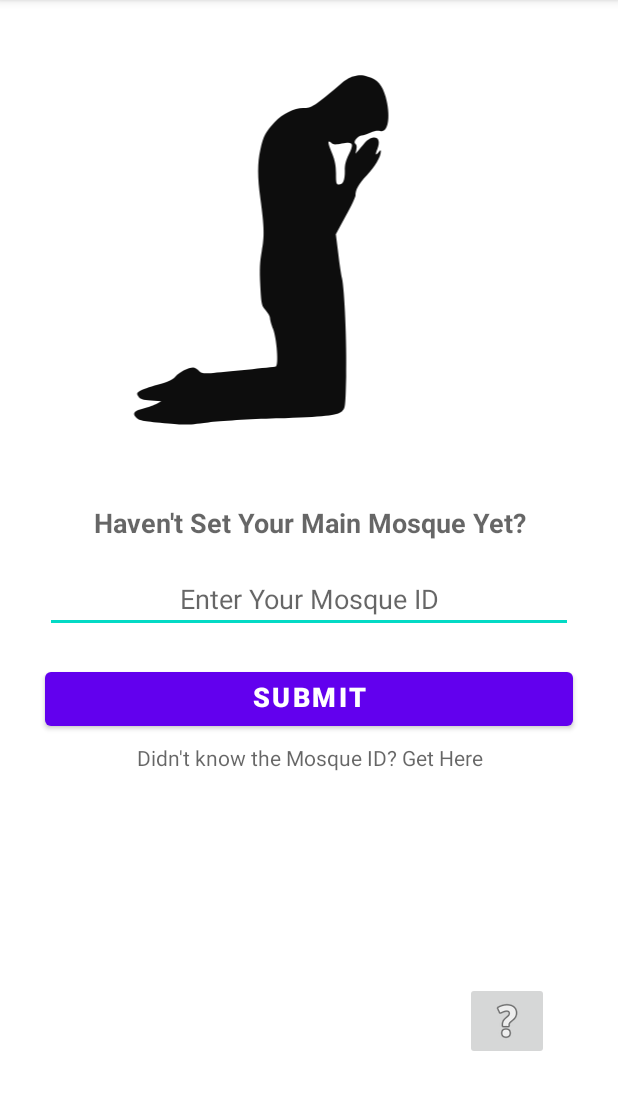
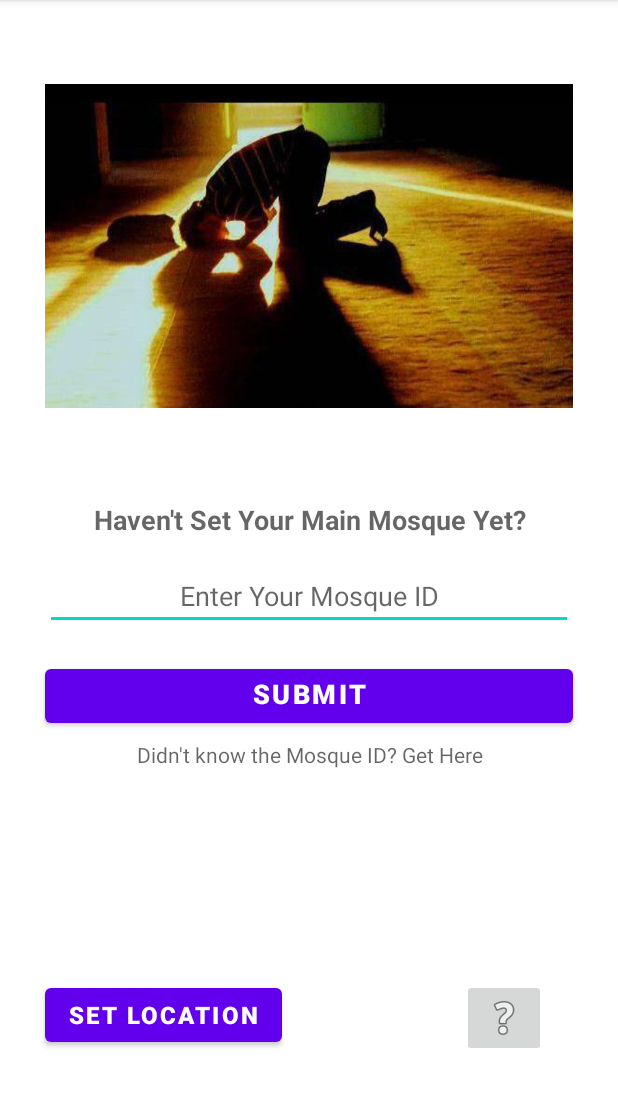
Before and after one commit to Sadam452/CSE_IoTDPTI, an Android app: the screen it shows after launch (MainActivity), on a phone screen of 412 x 824 dp, the part 84-1194 px from its top. Run offline under Robolectric (Android 15) with nearby library versions, the phone set to English and light mode, and no system bars.

Commit message:
Added set mosque location from android application

```diff
--- a/Alwaqt/app/build.gradle
+++ b/Alwaqt/app/build.gradle
@@ -25,6 +25,9 @@ android {
         sourceCompatibility JavaVersion.VERSION_1_8
         targetCompatibility JavaVersion.VERSION_1_8
     }
+    buildFeatures {
+        viewBinding true
+    }
 }
 
 dependencies {
@@ -32,6 +35,8 @@ dependencies {
     implementation 'androidx.appcompat:appcompat:1.4.1'
     implementation 'com.google.android.material:material:1.5.0'
     implementation 'androidx.constraintlayout:constraintlayout:2.1.3'
+    implementation 'androidx.navigation:navigation-fragment:2.4.1'
+    implementation 'androidx.navigation:navigation-ui:2.4.1'
     testImplementation 'junit:junit:4.13.2'
     androidTestImplementation 'androidx.test.ext:junit:1.1.3'
     androidTestImplementation 'androidx.test.espresso:espresso-core:3.4.0'
--- a/Alwaqt/app/src/main/java/com/example/alwaqt/MainActivity.java
+++ b/Alwaqt/app/src/main/java/com/example/alwaqt/MainActivity.java
@@ -18,7 +18,7 @@ import android.widget.Toast;
 
 public class MainActivity extends AppCompatActivity {
     EditText MosqueId;
-    Button btnSubmit;
+    Button btnSubmit,btnSetLoc;
     TextView tvSearchId;
     ImageView ivHelp;
     final int GET_ID=1;
@@ -40,6 +40,7 @@ public class MainActivity extends AppCompatActivity {
         setContentView(R.layout.activity_main);
         MosqueId = findViewById(R.id.MosqueId);
         btnSubmit = findViewById(R.id.btnSubmit);
+        btnSetLoc = findViewById(R.id.btnSetLoc);
         tvSearchId = findViewById(R.id.tvSearchId);
         ivHelp = findViewById(R.id.ivHelp);
 
@@ -58,6 +59,15 @@ public class MainActivity extends AppCompatActivity {
                 Intent intent = new Intent(MainActivity.this,
                         MainActivity2.class);
                 startActivityForResult(intent,GET_ID);
+            }
+        });
+
+        btnSetLoc.setOnClickListener(new View.OnClickListener() {
+            @Override
+            public void onClick(View view) {
+                Intent intent = new Intent(MainActivity.this,
+                        MainActivity3.class);
+                startActivity(intent);
             }
         });
 
--- a/Alwaqt/app/src/main/res/layout/activity_main.xml
+++ b/Alwaqt/app/src/main/res/layout/activity_main.xml
@@ -9,13 +9,13 @@
 
 
     <ImageView
-        android:id="@+id/ivPrayer"
+        android:id="@+id/iv"
         android:layout_width="match_parent"
-        android:layout_height="wrap_content"
+        android:layout_height="308dp"
         android:layout_marginLeft="30dp"
-        android:layout_marginTop="40dp"
+        android:layout_marginTop="10dp"
         android:layout_marginRight="30dp"
-        app:srcCompat="@drawable/ic__" />
+        app:srcCompat="@drawable/allah_islam" />
 
     <TextView
         android:id="@+id/tvMain"
@@ -70,13 +70,35 @@
         android:gravity="center_horizontal"
         android:hint="Didn't know the Mosque ID? Get Here" />
 
+    <LinearLayout
+        android:layout_width="match_parent"
+        android:layout_height="match_parent"
+        android:orientation="horizontal">
+
+        <Button
+            android:id="@+id/btnSetLoc"
+            android:layout_width="wrap_content"
+            android:layout_height="wrap_content"
+            android:layout_marginLeft="30dp"
+            android:layout_marginTop="140dp"
+            android:hint="SET LOCATION"
+            android:textColorHint="@color/white"
+            android:textSize="16dp"
+            android:textStyle="bold" />
+
         <ImageButton
             android:id="@+id/ivHelp"
             android:layout_width="wrap_content"
             android:layout_height="wrap_content"
-        android:layout_marginLeft="310dp"
+            android:layout_marginLeft="120dp"
             android:layout_marginTop="140dp"
             android:clickable="true"
             app:srcCompat="@android:drawable/ic_menu_help" />
+    </LinearLayout>
+
+    <LinearLayout
+        android:layout_width="match_parent"
+        android:layout_height="match_parent"
+        android:orientation="horizontal"></LinearLayout>
 
 </LinearLayout>
--- /dev/null
+++ b/Alwaqt/app/src/main/res/values-land/dimens.xml
@@ -0,0 +1,3 @@
+<resources>
+        <dimen name="fab_margin">48dp</dimen>
+    </resources>
--- /dev/null
+++ b/Alwaqt/app/src/main/res/values-w1240dp/dimens.xml
@@ -0,0 +1,3 @@
+<resources>
+        <dimen name="fab_margin">200dp</dimen>
+    </resources>
--- /dev/null
+++ b/Alwaqt/app/src/main/res/values-w600dp/dimens.xml
@@ -0,0 +1,3 @@
+<resources>
+        <dimen name="fab_margin">48dp</dimen>
+    </resources>
--- /dev/null
+++ b/Alwaqt/app/src/main/res/values/dimens.xml
@@ -0,0 +1,3 @@
+<resources>
+        <dimen name="fab_margin">16dp</dimen>
+    </resources>
--- a/Alwaqt/app/src/main/res/values/themes.xml
+++ b/Alwaqt/app/src/main/res/values/themes.xml
@@ -13,4 +13,10 @@
         <item name="android:statusBarColor" tools:targetApi="l">?attr/colorPrimaryVariant</item>
         <!-- Customize your theme here. -->
     </style>
+    <style name="Theme.Alwaqt.NoActionBar">
+        <item name="windowActionBar">false</item>
+        <item name="windowNoTitle">true</item>
+    </style>
+    <style name="Theme.Alwaqt.AppBarOverlay" parent="ThemeOverlay.AppCompat.Dark.ActionBar" />
+    <style name="Theme.Alwaqt.PopupOverlay" parent="ThemeOverlay.AppCompat.Light" />
 </resources>
```
Also changed, not shown: Alwaqt/app/src/main/AndroidManifest.xml (+6 -3 lines), Alwaqt/app/src/main/java/com/example/alwaqt/MainActivity3.java (added, +56 -0 lines), Alwaqt/app/src/main/res/layout/activity_main3.xml (added, +51 -0 lines), Alwaqt/app/src/main/res/navigation/nav_graph.xml (added, +28 -0 lines), Alwaqt/app/src/main/res/values/strings.xml (+9 -0 lines), Alwaqt/app/src/main/res/drawable/allah_islam.jpg (added). Lines whose indentation alone changed are shown as unchanged.
